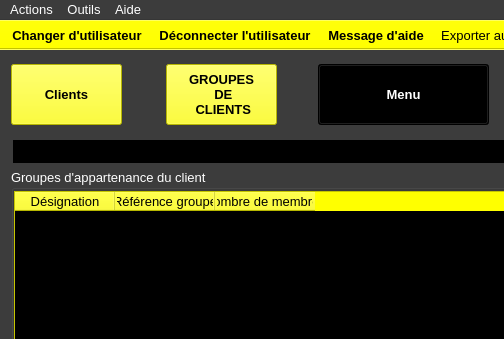
Above: ui/crm/yeroth-erp-groupes-dun-client-window.ui from xnoumbissinoundou/yeroth-erp-3.0 before the change; both pictures show x 0 to 504 and y 0 to 339 of the 800 by 600 pixel window. Below: the same form after it.
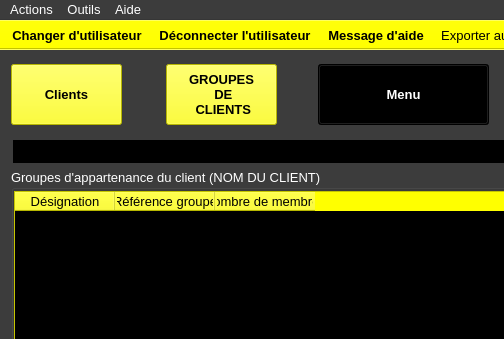
That is the form after the change. Icons and pictures are not drawn. Custom widgets are drawn as their Qt base class.

Patch:
```diff
--- a/ui/crm/yeroth-erp-groupes-dun-client-window.ui
+++ b/ui/crm/yeroth-erp-groupes-dun-client-window.ui
@@ -2198,7 +2198,7 @@
      </font>
     </property>
     <property name="title">
-     <string>Groupes d'appartenance du client</string>
+     <string>Groupes d'appartenance du client (NOM DU CLIENT)</string>
     </property>
     <widget class="YerothGroupesDunClientTableWidget" name="tableWidget_groupes_dun_client">
      <property name="geometry">
```
